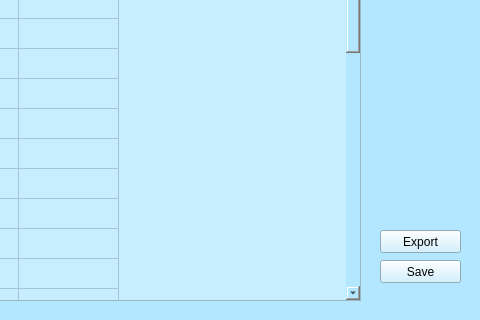
This is user_interfaces/planing_garde.ui in otmanLAHRECHE/Garde_advanced as Qt 5 draws it before an edit; both pictures show x 320 to 800 and y 280 to 600 of the 800 by 600 pixel window. The edited form follows.
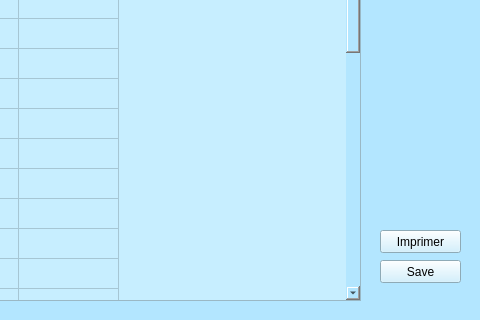
This is the edited form.

```diff
--- a/user_interfaces/planing_garde.ui
+++ b/user_interfaces/planing_garde.ui
@@ -310,7 +310,7 @@
      <string notr="true">background-color: rgb(199, 238, 255);</string>
     </property>
     <property name="text">
-     <string>Export</string>
+     <string>Imprimer</string>
     </property>
    </widget>
    <widget class="QPushButton" name="pushButton">
```
